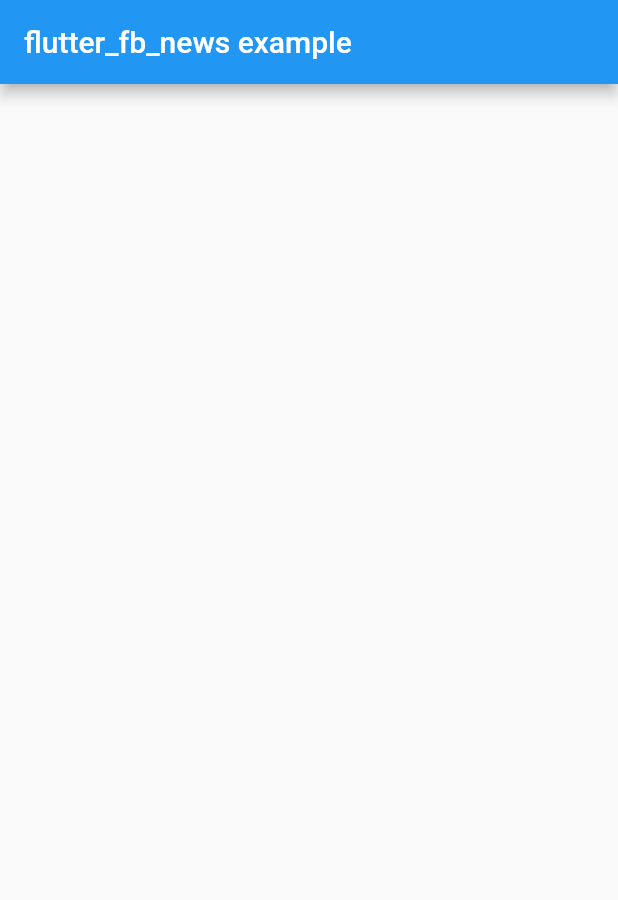
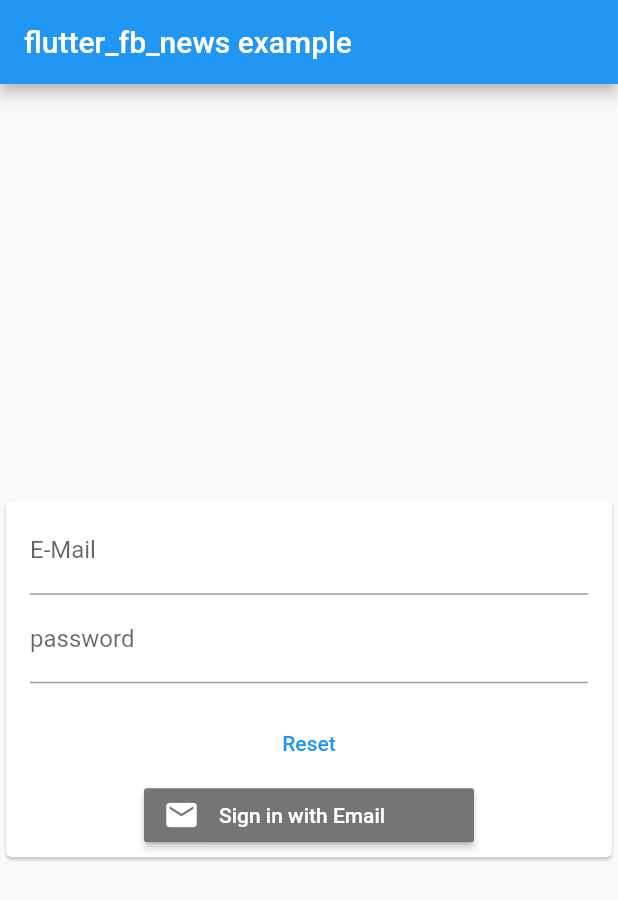
Before and after one commit to cedtegApps/flutter_support_chat, a Flutter app: the screen it shows after launch, on a phone screen of 412 x 824 dp. Shown: the top 900 px of the screen. Run offline on Flutter 3.47's test engine with Material 2 defaults, Android fonts, the light colour scheme and no system bars; our stand-ins replace cloud_firestore, firebase_auth, flutter_signin_button; accounts and stored records are empty.

Commit message:
add models - add login page for demo

```diff
--- /dev/null
+++ b/example/lib/login.dart
@@ -0,0 +1,137 @@
+// Flutter imports:
+
+// Flutter imports:
+import 'package:flutter/material.dart';
+
+// Package imports:
+import 'package:firebase_auth/firebase_auth.dart';
+import 'package:flutter_signin_button/flutter_signin_button.dart';
+
+class Login extends StatefulWidget {
+  @override
+  _LoginState createState() => _LoginState();
+}
+
+class _LoginState extends State<Login> {
+  final TextEditingController _emailController = TextEditingController();
+  final TextEditingController _passwordController = TextEditingController();
+  final _formKey = GlobalKey<FormState>();
+  bool loading = false;
+
+  String? validateEmail(String value) {
+    const Pattern pattern =
+        r'^(([^<>()[\]\\.,;:\s@\"]+(\.[^<>()[\]\\.,;:\s@\"]+)*)|(\".+\"))@((\[[0-9]{1,3}\.[0-9]{1,3}\.[0-9]{1,3}\.[0-9]{1,3}\])|(([a-zA-Z\-0-9]+\.)+[a-zA-Z]{2,}))$';
+    final RegExp regex = RegExp(pattern as String);
+    if (!regex.hasMatch(value))
+      return 'gültige E-Mail eingeben';
+    else
+      return null;
+  }
+
+  String error = '';
+  @override
+  Widget build(BuildContext context) {
+    return Scaffold(
+      body: SafeArea(
+        child: Center(
+          child: Scrollbar(
+            child: SingleChildScrollView(
+              child: Column(
+                children: [
+                  SizedBox(
+                    height: 25,
+                  ),
+                  Card(
+                    child: ListTile(
+                      subtitle: Form(
+                        key: _formKey,
+                        child: Column(
+                          mainAxisAlignment: MainAxisAlignment.center,
+                          children: <Widget>[
+                            TextFormField(
+                              controller: _emailController,
+                              keyboardType: TextInputType.emailAddress,
+                              decoration: InputDecoration(
+                                labelText: 'E-Mail',
+                              ),
+                              validator: (value) {
+                                if (value!.isEmpty) {
+                                  return 'required';
+                                }
+                                return validateEmail(value.trim());
+                              },
+                            ),
+                            TextFormField(
+                              controller: _passwordController,
+                              decoration: InputDecoration(
+                                labelText: 'password',
+                              ),
+                              obscureText: true,
+                              validator: (value) {
+                                if (value!.isEmpty) {
+                                  return 'required';
+                                }
+                                return null;
+                              },
+                            ),
+                            Text(
+                              error,
+                              style: TextStyle(
+                                color: Colors.red,
+                              ),
+                            ),
+                            Wrap(
+                              alignment: WrapAlignment.spaceAround,
+                              children: [
+                                TextButton(
+                                  onPressed: () {
+                                    _formKey.currentState!.reset();
+                                    _passwordController.text = '';
+                                  },
+                                  child: Text(
+                                    'Reset',
+                                  ),
+                                ),
+                              ],
+                            ),
+                            if (loading)
+                              CircularProgressIndicator()
+                            else
+                              SignInButton(
+                                Buttons.Email,
+                                text: 'Sign in with Email',
+                                onPressed: () async {
+                                  if (_formKey.currentState!.validate()) {
+                                    setState(() {
+                                      loading = true;
+                                    });
+                                    try {
+                                      await FirebaseAuth.instance
+                                          .signInWithEmailAndPassword(
+                                        email: _emailController.text.trim(),
+                                        password:
+                                            _passwordController.text.trim(),
+                                      );
+                                    } on FirebaseAuthException catch (e) {
+                                      error = e.message!;
+                                    }
+                                  }
+                                  setState(() {
+                                    loading = false;
+                                  });
+                                },
+                              ),
+                          ],
+                        ),
+                      ),
+                    ),
+                  ),
+                ],
+              ),
+            ),
+          ),
+        ),
+      ),
+    );
+  }
+}
--- a/example/lib/main.dart
+++ b/example/lib/main.dart
@@ -1,8 +1,12 @@
 // Flutter imports:
+import 'package:firebase_auth/firebase_auth.dart';
 import 'package:flutter/material.dart';
 
 // Package imports:
 import 'package:flutter_support_chat/flutter_support_chat.dart';
+import 'package:cloud_firestore/cloud_firestore.dart';
+
+import 'login.dart';
 
 void main() {
   runApp(MyApp());
@@ -30,12 +34,34 @@ class _MyHomePageState extends State<MyHomePage> {
       appBar: AppBar(
         title: Text("flutter_fb_news example"),
       ),
-      body: Center(
-        child: Scrollbar(
-          child: SingleChildScrollView(
-            child: FlutterSupportChat(),
-          ),
-        ),
+      body: StreamBuilder<User?>(
+        builder: (BuildContext context, AsyncSnapshot<User?> s) {
+          if (s.connectionState == ConnectionState.active) {
+            if (s.hasData) {
+              return StreamBuilder<User?>(
+                stream: FirebaseAuth.instance.userChanges(),
+                builder: (BuildContext context, AsyncSnapshot<User?> snapshot) {
+                  if (snapshot.connectionState == ConnectionState.active) {
+                    if (snapshot.hasData) {
+                      final User user = snapshot.data!;
+                      return FlutterSupportChat(
+                        currentEmail: user.email!,
+                        supporterEmails: [
+                          'cedtegapps.de@gmail.com',
+                        ],
+                        firestoreInstance: FirebaseFirestore.instance,
+                      );
+                    }
+                  }
+                  return RefreshProgressIndicator();
+                },
+              );
+            }
+            return Login();
+          }
+          return RefreshProgressIndicator();
+        },
+        stream: FirebaseAuth.instance.authStateChanges(),
       ),
     );
   }
--- a/example/pubspec.yaml
+++ b/example/pubspec.yaml
@@ -25,12 +25,15 @@ dependencies:
     path: ../
   flutter:
     sdk: flutter
+  firebase_auth: ^1.0.1
+  flutter_signin_button: ^2.0.0
+  cloud_firestore: ^1.0.1
 
 
 dev_dependencies:
   flutter_test:
     sdk: flutter
-  import_sorter: ^4.4.1
+  import_sorter: ^4.4.2
 
 # For information on the generic Dart part of this file, see the
 # following page: https://dart.dev/tools/pub/pubspec
--- a/pubspec.yaml
+++ b/pubspec.yaml
@@ -9,6 +9,8 @@ environment:
 dependencies:
   flutter:
     sdk: flutter
+  firebase_core: ^1.0.1
+  cloud_firestore: ^1.0.1
 
 dev_dependencies:
   flutter_test:
```
Also changed, not shown: lib/flutter_support_chat.dart (+143 -1 lines), lib/model/chat.dart (added, +64 -0 lines), lib/model/message.dart (added, +30 -0 lines), example/pubspec.lock, pubspec.lock.
